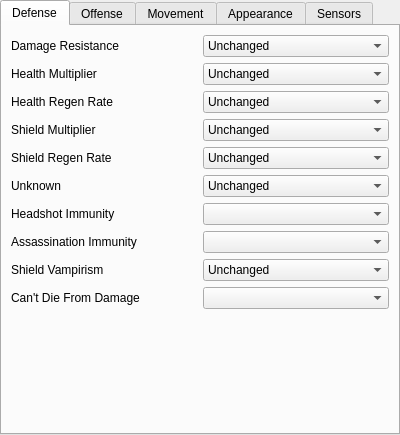
This is native/src/ReachVariantTool/ui/main_window/page_player_traits.ui in DavidJCobb/ReachVariantEditor as Qt 5 draws it before an edit. The edited form follows.
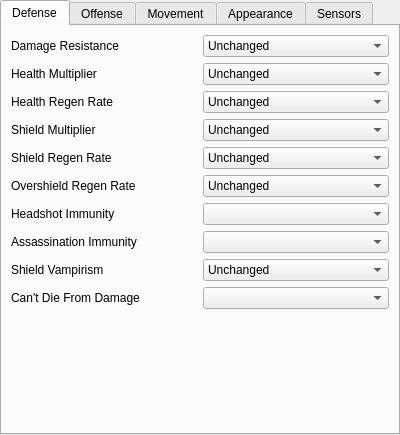
This is the edited form. The open tabs and pages were chosen to show the change. Custom widgets are drawn as their Qt base class.

The edit to the form file:
```diff
--- a/native/src/ReachVariantTool/ui/main_window/page_player_traits.ui
+++ b/native/src/ReachVariantTool/ui/main_window/page_player_traits.ui
@@ -105,7 +105,7 @@
        <item row="5" column="0">
         <widget class="QLabel" name="labelShieldRegenDelay">
          <property name="text">
-          <string>Unknown</string>
+          <string>Overshield Regen Rate</string>
          </property>
          <property name="buddy">
           <cstring>fieldShieldRegenDelay</cstring>
```
Left out of the diff: 10 changed lines with no effect on the pictures.
